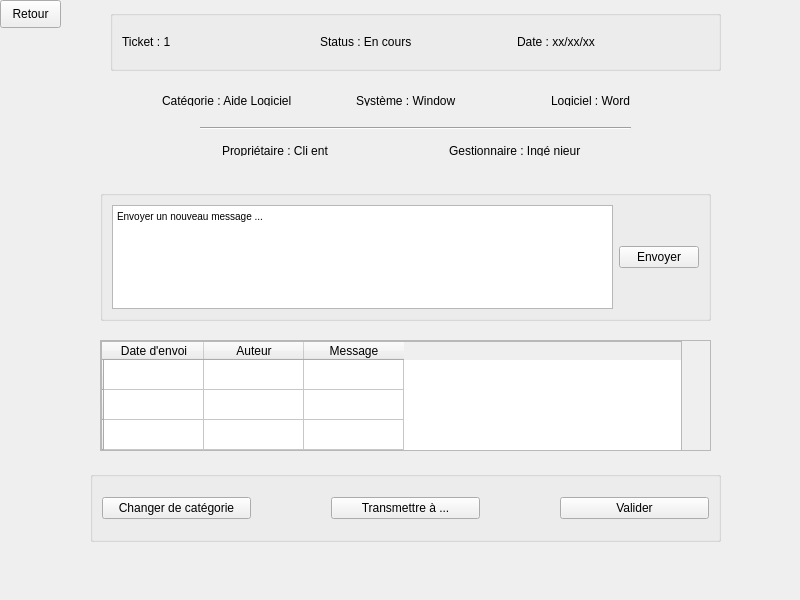
This is code/pageresolutionticket.ui in clairekth/EasyTicket as Qt 5 draws it before an edit. The edited form follows.
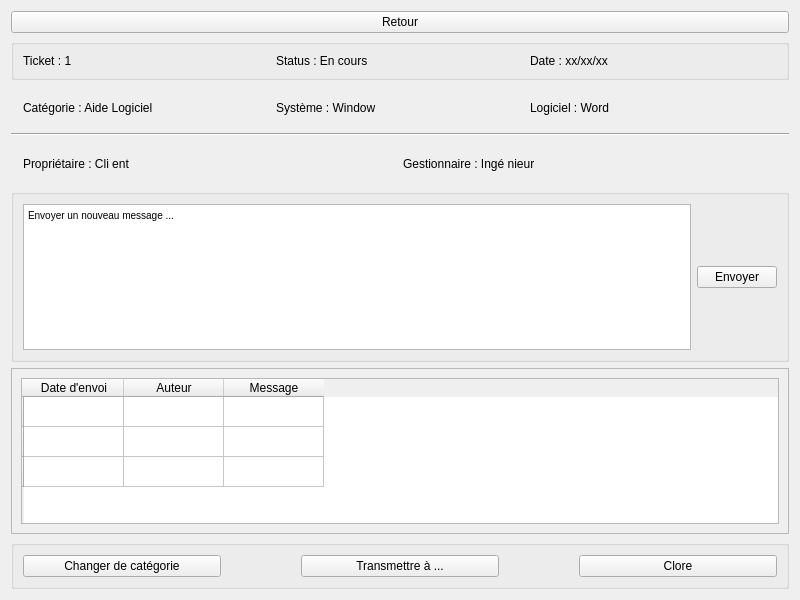
This is the edited form.

Commit message: Doc + IG de la PageResolutionTicket qui change en fonction de la taille de la fenêtre

```diff
--- a/code/pageresolutionticket.ui
+++ b/code/pageresolutionticket.ui
@@ -16,28 +16,16 @@
   <property name="styleSheet">
    <string notr="true"/>
   </property>
+  <layout class="QVBoxLayout" name="verticalLayout">
+   <item>
   <widget class="QPushButton" name="retour_bouton">
-   <property name="geometry">
-    <rect>
-     <x>0</x>
-     <y>0</y>
-     <width>61</width>
-     <height>28</height>
-    </rect>
-   </property>
    <property name="text">
     <string>Retour</string>
    </property>
   </widget>
+   </item>
+   <item>
   <widget class="QGroupBox" name="groupBox">
-   <property name="geometry">
-    <rect>
-     <x>110</x>
-     <y>10</y>
-     <width>611</width>
-     <height>61</height>
-    </rect>
-   </property>
    <property name="title">
     <string/>
    </property>
@@ -65,15 +53,9 @@
     </item>
    </layout>
   </widget>
+   </item>
+   <item>
   <widget class="QGroupBox" name="box2">
-   <property name="geometry">
-    <rect>
-     <x>150</x>
-     <y>80</y>
-     <width>601</width>
-     <height>38</height>
-    </rect>
-   </property>
    <property name="styleSheet">
     <string notr="true">QGroupBox#box2 {border:0;}</string>
    </property>
@@ -104,15 +86,16 @@
     </item>
    </layout>
   </widget>
+   </item>
+   <item>
+    <widget class="Line" name="line">
+     <property name="orientation">
+      <enum>Qt::Horizontal</enum>
+     </property>
+    </widget>
+   </item>
+   <item>
   <widget class="QGroupBox" name="box3">
-   <property name="geometry">
-    <rect>
-     <x>210</x>
-     <y>130</y>
-     <width>471</width>
-     <height>38</height>
-    </rect>
-   </property>
    <property name="styleSheet">
     <string notr="true">QGroupBox#box3 {border:0;}</string>
    </property>
@@ -136,28 +119,36 @@
     </item>
    </layout>
   </widget>
-  <widget class="Line" name="line">
-   <property name="geometry">
-    <rect>
-     <x>200</x>
-     <y>120</y>
-     <width>431</width>
-     <height>16</height>
-    </rect>
-   </property>
-   <property name="orientation">
-    <enum>Qt::Horizontal</enum>
-   </property>
-  </widget>
+   </item>
+   <item>
+    <widget class="QGroupBox" name="groupBox_2">
+     <property name="title">
+      <string/>
+     </property>
+     <layout class="QHBoxLayout" name="horizontalLayout_4">
+      <item>
+       <widget class="QTextEdit" name="zoneMessage">
+        <property name="html">
+         <string>&lt;!DOCTYPE HTML PUBLIC &quot;-//W3C//DTD HTML 4.0//EN&quot; &quot;http://www.w3.org/TR/REC-html40/strict.dtd&quot;&gt;
+&lt;html&gt;&lt;head&gt;&lt;meta name=&quot;qrichtext&quot; content=&quot;1&quot; /&gt;&lt;style type=&quot;text/css&quot;&gt;
+p, li { white-space: pre-wrap; }
+&lt;/style&gt;&lt;/head&gt;&lt;body style=&quot; font-family:'MS Shell Dlg 2'; font-size:7.8pt; font-weight:400; font-style:normal;&quot;&gt;
+&lt;p style=&quot; margin-top:0px; margin-bottom:0px; margin-left:0px; margin-right:0px; -qt-block-indent:0; text-indent:0px;&quot;&gt;Envoyer un nouveau message ...&lt;/p&gt;&lt;/body&gt;&lt;/html&gt;</string>
+        </property>
+       </widget>
+      </item>
+      <item>
+       <widget class="QPushButton" name="boutonEnvoyerMessage">
+        <property name="text">
+         <string>Envoyer</string>
+        </property>
+       </widget>
+      </item>
+     </layout>
+    </widget>
+   </item>
+   <item>
   <widget class="QScrollArea" name="scrollArea">
-   <property name="geometry">
-    <rect>
-     <x>100</x>
-     <y>340</y>
-     <width>611</width>
-     <height>111</height>
-    </rect>
-   </property>
    <property name="widgetResizable">
     <bool>true</bool>
    </property>
@@ -166,19 +157,13 @@
      <rect>
       <x>0</x>
       <y>0</y>
-      <width>609</width>
-      <height>109</height>
-     </rect>
-    </property>
+        <width>776</width>
+        <height>112</height>
+       </rect>
+      </property>
+      <layout class="QVBoxLayout" name="verticalLayout_2">
+       <item>
     <widget class="QTableWidget" name="liste_messages">
-     <property name="geometry">
-      <rect>
-       <x>0</x>
-       <y>0</y>
-       <width>581</width>
-       <height>111</height>
-      </rect>
-     </property>
      <row>
       <property name="text">
        <string/>
@@ -225,50 +210,13 @@
       </property>
      </item>
     </widget>
-   </widget>
-  </widget>
-  <widget class="QGroupBox" name="groupBox_2">
-   <property name="geometry">
-    <rect>
-     <x>100</x>
-     <y>190</y>
-     <width>611</width>
-     <height>131</height>
-    </rect>
-   </property>
-   <property name="title">
-    <string/>
-   </property>
-   <layout class="QHBoxLayout" name="horizontalLayout_4">
-    <item>
-     <widget class="QTextEdit" name="zoneMessage">
-      <property name="html">
-       <string>&lt;!DOCTYPE HTML PUBLIC &quot;-//W3C//DTD HTML 4.0//EN&quot; &quot;http://www.w3.org/TR/REC-html40/strict.dtd&quot;&gt;
-&lt;html&gt;&lt;head&gt;&lt;meta name=&quot;qrichtext&quot; content=&quot;1&quot; /&gt;&lt;style type=&quot;text/css&quot;&gt;
-p, li { white-space: pre-wrap; }
-&lt;/style&gt;&lt;/head&gt;&lt;body style=&quot; font-family:'Ubuntu'; font-size:11pt; font-weight:400; font-style:normal;&quot;&gt;
-&lt;p style=&quot; margin-top:0px; margin-bottom:0px; margin-left:0px; margin-right:0px; -qt-block-indent:0; text-indent:0px;&quot;&gt;&lt;span style=&quot; font-family:'MS Shell Dlg 2'; font-size:7.8pt;&quot;&gt;Envoyer un nouveau message ...&lt;/span&gt;&lt;/p&gt;&lt;/body&gt;&lt;/html&gt;</string>
-      </property>
-     </widget>
-    </item>
-    <item>
-     <widget class="QPushButton" name="boutonEnvoyerMessage">
-      <property name="text">
-       <string>Envoyer</string>
-      </property>
-     </widget>
     </item>
    </layout>
   </widget>
+    </widget>
+   </item>
+   <item>
   <widget class="QGroupBox" name="groupBox_3">
-   <property name="geometry">
-    <rect>
-     <x>90</x>
-     <y>471</y>
-     <width>631</width>
-     <height>71</height>
-    </rect>
-   </property>
    <property name="title">
     <string/>
    </property>
@@ -293,12 +241,14 @@
     <item>
      <widget class="QPushButton" name="valider_bouton">
       <property name="text">
-       <string>Valider</string>
+         <string>Clore</string>
       </property>
      </widget>
     </item>
    </layout>
   </widget>
+   </item>
+  </layout>
  </widget>
  <resources/>
  <connections/>
```
Left out of the diff: 2 changed lines with no effect on the pictures. Lines whose indentation alone changed are shown as unchanged. The commit also changes 7 other files.
